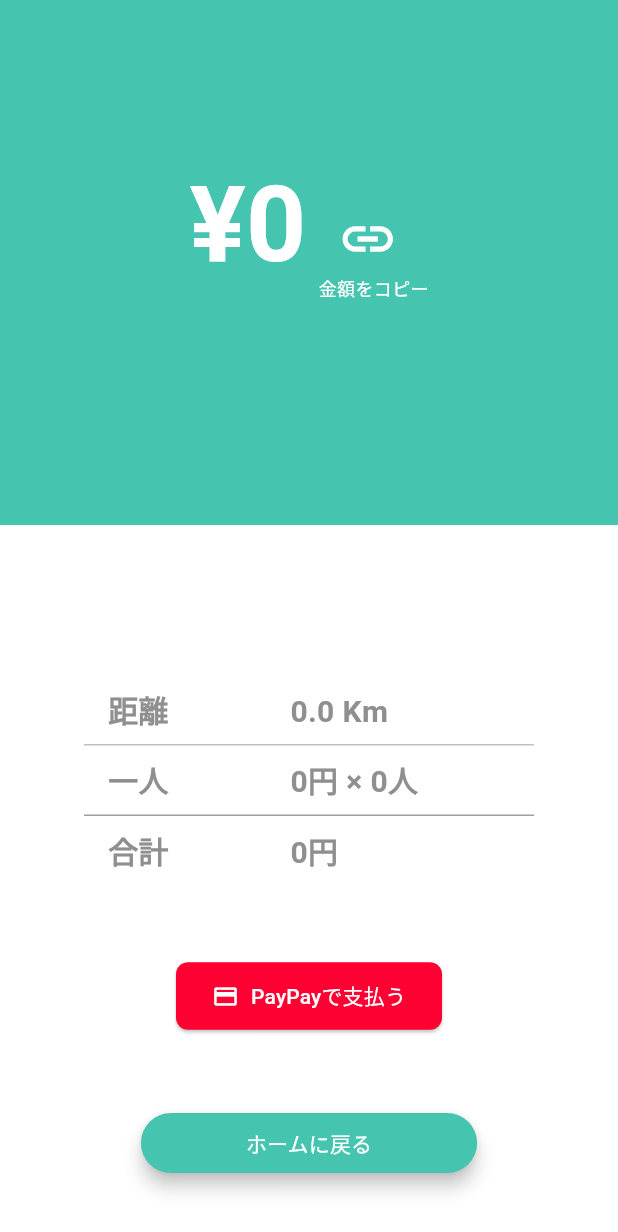
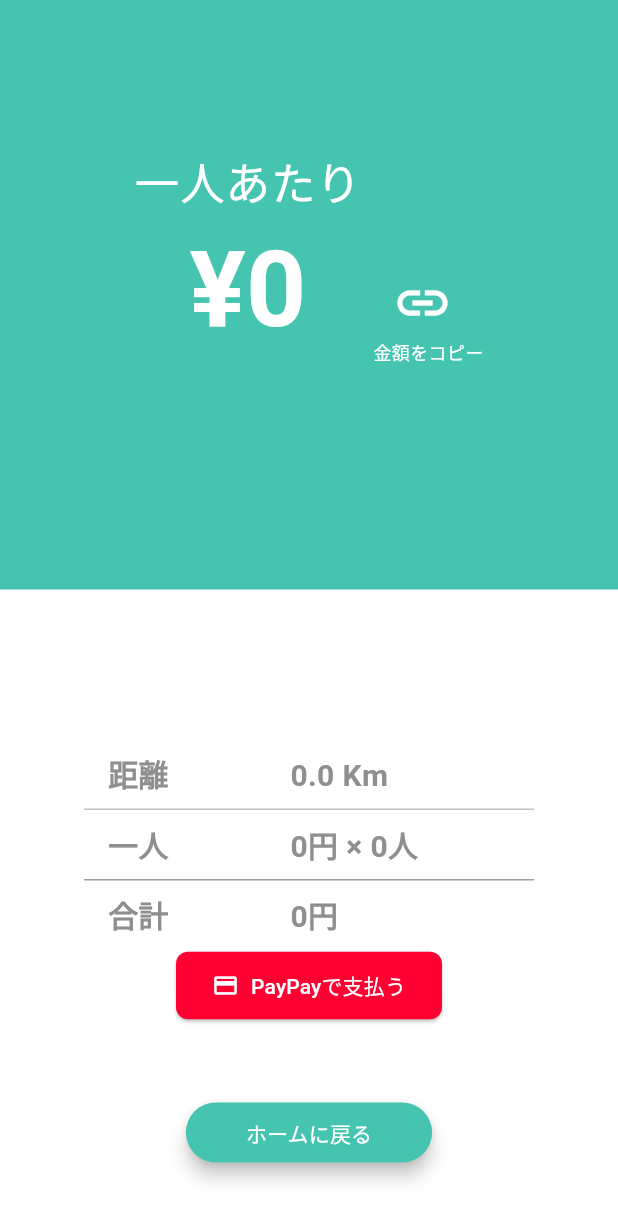
Before and after one commit to momomomomo0903/DrivePay, a Flutter app: the ResultPage screen opened directly with empty values, on a phone screen of 412 x 824 dp. Shown: the top 1232 px of the screen. Run offline on Flutter 3.47's test engine with Material 3 defaults, Android fonts, the phone set to English and light mode, and no system bars; our stand-ins replace cloud_firestore, connectivity_plus, firebase_auth, firebase_core, flutter_riverpod, geocoding and 5 more; accounts and stored records are empty.

Commit message:
refactor: ホームに戻るボタンをコンポーネント化した

```diff
--- /dev/null
+++ b/lib/UI/component/result/to_homepage_button.dart
@@ -0,0 +1,27 @@
+import 'package:drivepay/UI/home.dart';
+import 'package:flutter/material.dart';
+
+class ToHomepageButton extends StatelessWidget {
+  const ToHomepageButton({super.key});
+
+  @override
+  Widget build(BuildContext context) {
+    return ElevatedButton(
+      style: ElevatedButton.styleFrom(
+        elevation: 5,
+        shape: const StadiumBorder(),
+        padding: const EdgeInsets.only(left: 40, right: 40),
+        backgroundColor: const Color(0xFF45C4B0),
+        foregroundColor: Colors.white,
+      ),
+      onPressed: () {
+        Navigator.pushAndRemoveUntil(
+          context,
+          MaterialPageRoute(builder: (context) => const HomePage()),
+          (route) => false,
+        );
+      },
+      child: const Text('ホームに戻る'),
+    );
+  }
+}
--- a/lib/UI/result.dart
+++ b/lib/UI/result.dart
@@ -1,5 +1,6 @@
 // ignore_for_file: unnecessary_brace_in_string_interps
 
+import 'package:drivepay/UI/component/result/to_homepage_button.dart';
 import 'package:drivepay/UI/home.dart';
 import 'package:flutter/material.dart';
 import 'package:flutter/services.dart';
@@ -36,6 +37,15 @@ class ResultPage extends StatelessWidget {
                   mainAxisAlignment: MainAxisAlignment.center,
                   crossAxisAlignment: CrossAxisAlignment.end,
                   children: [
+                    Column(
+                      children: [
+                        Text(
+                          '一人あたり',
+                          style: const TextStyle(
+                            color: Colors.white,
+                            fontSize: 30,
+                          ),
+                        ),
                         Text(
                           '¥$perPersonAmount',
                           style: const TextStyle(
@@ -44,15 +54,16 @@ class ResultPage extends StatelessWidget {
                             fontWeight: FontWeight.bold,
                           ),
                         ),
+                      ],
+                    ),
 
-                    // アイコン＋テキストを縦に並べる
                     Column(
                       children: [
                         IconButton(
                           icon: const Icon(Icons.link, color: Colors.white),
                           iconSize: 40,
-                          padding: EdgeInsets.zero, // アイコン周りの余白をなくす
-                          constraints: const BoxConstraints(), // 最小サイズ制限を解除
+                          padding: EdgeInsets.zero,
+                          constraints: const BoxConstraints(),
                           onPressed: () {
                             Clipboard.setData(
                               ClipboardData(text: perPersonAmount.toString()),
@@ -143,7 +154,7 @@ class ResultPage extends StatelessWidget {
                           ),
                         ),
                       ),
-                      const SizedBox(height: 50),
+                      const SizedBox(height: 0),
                       // PayPayボタンを追加
                       ElevatedButton.icon(
                         onPressed: () {
@@ -170,28 +181,7 @@ class ResultPage extends StatelessWidget {
                         ),
                       ),
                       const SizedBox(height: 50),
-                      ElevatedButton(
-                        style: ElevatedButton.styleFrom(
-                          elevation: 5,
-                          shape: const StadiumBorder(),
-                          padding: const EdgeInsets.only(
-                            left: 70.0,
-                            right: 70.0,
-                          ),
-                          backgroundColor: const Color(0xFF45C4B0),
-                          foregroundColor: Colors.white,
-                        ),
-                        onPressed: () {
-                          Navigator.pushAndRemoveUntil(
-                            context,
-                            MaterialPageRoute(
-                              builder: (context) => const HomePage(),
-                            ),
-                            (route) => false,
-                          );
-                        },
-                        child: const Text('ホームに戻る'),
-                      ),
+                      ToHomepageButton(),
                     ],
                   ),
                 ],
```
Lines whose indentation alone changed are shown as unchanged.
